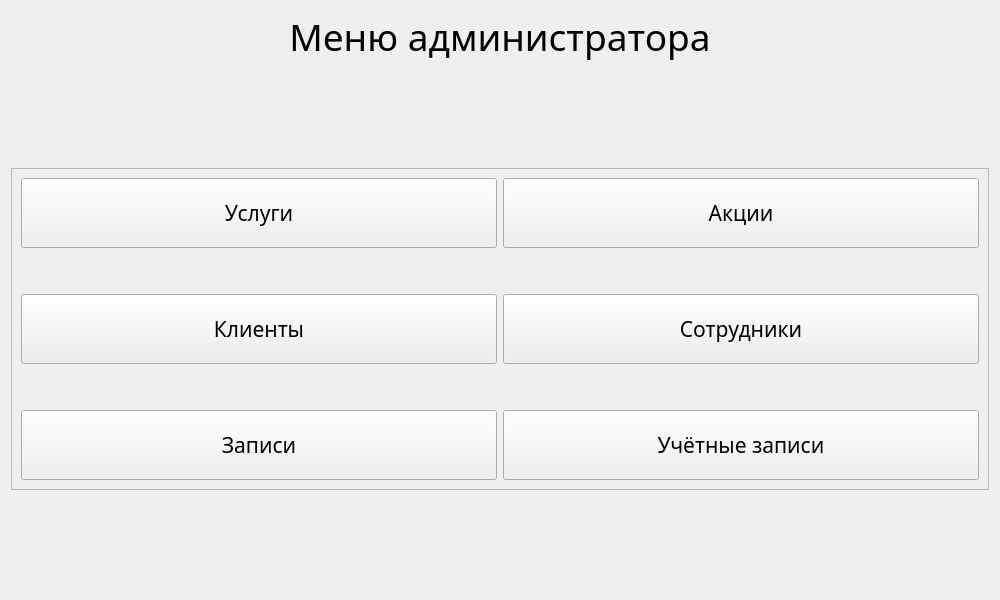
Qt form ui/widget_admin.ui (Vadimpich/Postgresql_4sem) before a commit.
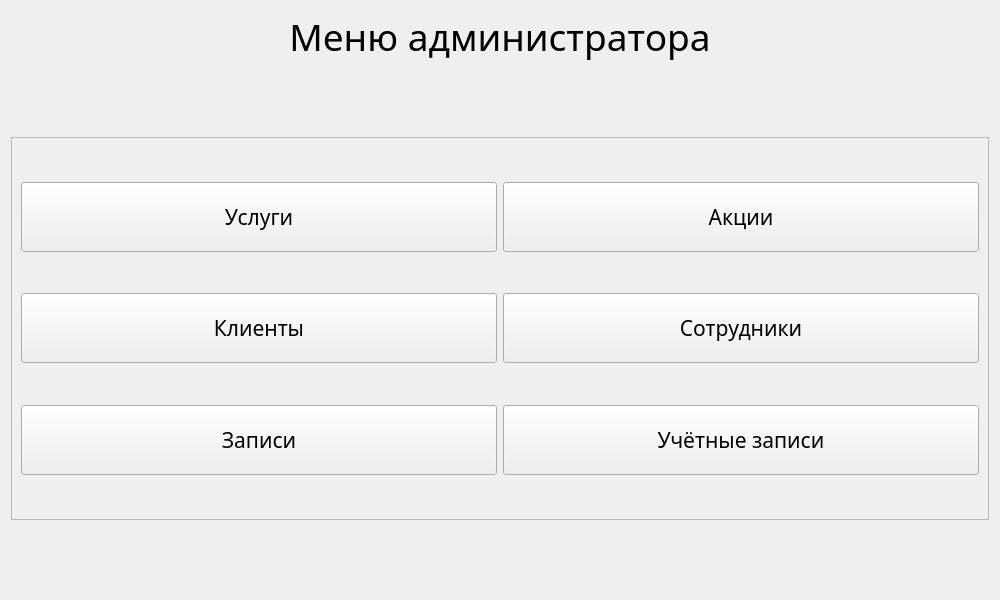
The same form after that commit.

Commit message: add auth, user menu

What changed in the file:
```diff
--- a/ui/widget_admin.ui
+++ b/ui/widget_admin.ui
@@ -70,8 +70,21 @@
       <enum>QFrame::Shadow::Raised</enum>
      </property>
      <layout class="QGridLayout" name="gridLayout">
-      <item row="2" column="1">
-       <widget class="QPushButton" name="pushButton_4">
+      <item row="5" column="1">
+       <widget class="QPushButton" name="buttonUser">
+        <property name="minimumSize">
+         <size>
+          <width>0</width>
+          <height>70</height>
+         </size>
+        </property>
+        <property name="text">
+         <string>Учётные записи</string>
+        </property>
+       </widget>
+      </item>
+      <item row="3" column="1">
+       <widget class="QPushButton" name="buttonEmp">
         <property name="minimumSize">
          <size>
           <width>0</width>
@@ -83,47 +96,8 @@
         </property>
        </widget>
       </item>
-      <item row="1" column="0">
-       <spacer name="verticalSpacer">
-        <property name="orientation">
-         <enum>Qt::Orientation::Vertical</enum>
-        </property>
-        <property name="sizeHint" stdset="0">
-         <size>
-          <width>20</width>
-          <height>40</height>
-         </size>
-        </property>
-       </spacer>
-      </item>
-      <item row="3" column="0">
-       <spacer name="verticalSpacer_2">
-        <property name="orientation">
-         <enum>Qt::Orientation::Vertical</enum>
-        </property>
-        <property name="sizeHint" stdset="0">
-         <size>
-          <width>20</width>
-          <height>40</height>
-         </size>
-        </property>
-       </spacer>
-      </item>
-      <item row="0" column="1">
-       <widget class="QPushButton" name="pushButton_2">
-        <property name="minimumSize">
-         <size>
-          <width>0</width>
-          <height>70</height>
-         </size>
-        </property>
-        <property name="text">
-         <string>Акции</string>
-        </property>
-       </widget>
-      </item>
-      <item row="4" column="0">
-       <widget class="QPushButton" name="pushButton_5">
+      <item row="5" column="0">
+       <widget class="QPushButton" name="buttonRecord">
         <property name="minimumSize">
          <size>
           <width>0</width>
@@ -136,33 +110,20 @@
        </widget>
       </item>
       <item row="0" column="0">
-       <widget class="QPushButton" name="pushButton">
-        <property name="minimumSize">
-         <size>
-          <width>0</width>
-          <height>70</height>
-         </size>
+       <spacer name="verticalSpacer_3">
+        <property name="orientation">
+         <enum>Qt::Orientation::Vertical</enum>
         </property>
-        <property name="text">
-         <string>Услуги</string>
-        </property>
-       </widget>
-      </item>
-      <item row="4" column="1">
-       <widget class="QPushButton" name="pushButton_6">
-        <property name="minimumSize">
+        <property name="sizeHint" stdset="0">
          <size>
-          <width>0</width>
-          <height>70</height>
+          <width>20</width>
+          <height>40</height>
          </size>
         </property>
-        <property name="text">
-         <string>Учётные записи</string>
-        </property>
-       </widget>
+       </spacer>
       </item>
-      <item row="2" column="0">
-       <widget class="QPushButton" name="pushButton_3">
+      <item row="3" column="0">
+       <widget class="QPushButton" name="buttonClient">
         <property name="minimumSize">
          <size>
           <width>0</width>
@@ -174,6 +135,71 @@
         </property>
        </widget>
       </item>
+      <item row="2" column="0">
+       <spacer name="verticalSpacer">
+        <property name="orientation">
+         <enum>Qt::Orientation::Vertical</enum>
+        </property>
+        <property name="sizeHint" stdset="0">
+         <size>
+          <width>20</width>
+          <height>40</height>
+         </size>
+        </property>
+       </spacer>
+      </item>
+      <item row="1" column="1">
+       <widget class="QPushButton" name="buttonProm">
+        <property name="minimumSize">
+         <size>
+          <width>0</width>
+          <height>70</height>
+         </size>
+        </property>
+        <property name="text">
+         <string>Акции</string>
+        </property>
+       </widget>
+      </item>
+      <item row="1" column="0">
+       <widget class="QPushButton" name="buttonService">
+        <property name="minimumSize">
+         <size>
+          <width>0</width>
+          <height>70</height>
+         </size>
+        </property>
+        <property name="text">
+         <string>Услуги</string>
+        </property>
+       </widget>
+      </item>
+      <item row="4" column="0">
+       <spacer name="verticalSpacer_2">
+        <property name="orientation">
+         <enum>Qt::Orientation::Vertical</enum>
+        </property>
+        <property name="sizeHint" stdset="0">
+         <size>
+          <width>20</width>
+          <height>40</height>
+         </size>
+        </property>
+       </spacer>
+      </item>
+      <item row="6" column="0">
+       <spacer name="verticalSpacer_4">
+        <property name="orientation">
+         <enum>Qt::Orientation::Vertical</enum>
+        </property>
+        <property name="sizeHint" stdset="0">
+         <size>
+          <width>20</width>
+          <height>40</height>
+         </size>
+        </property>
+       </spacer>
+      </item>
      </layout>
     </widget>
    </item>
```
The commit also changes 38 other files.
